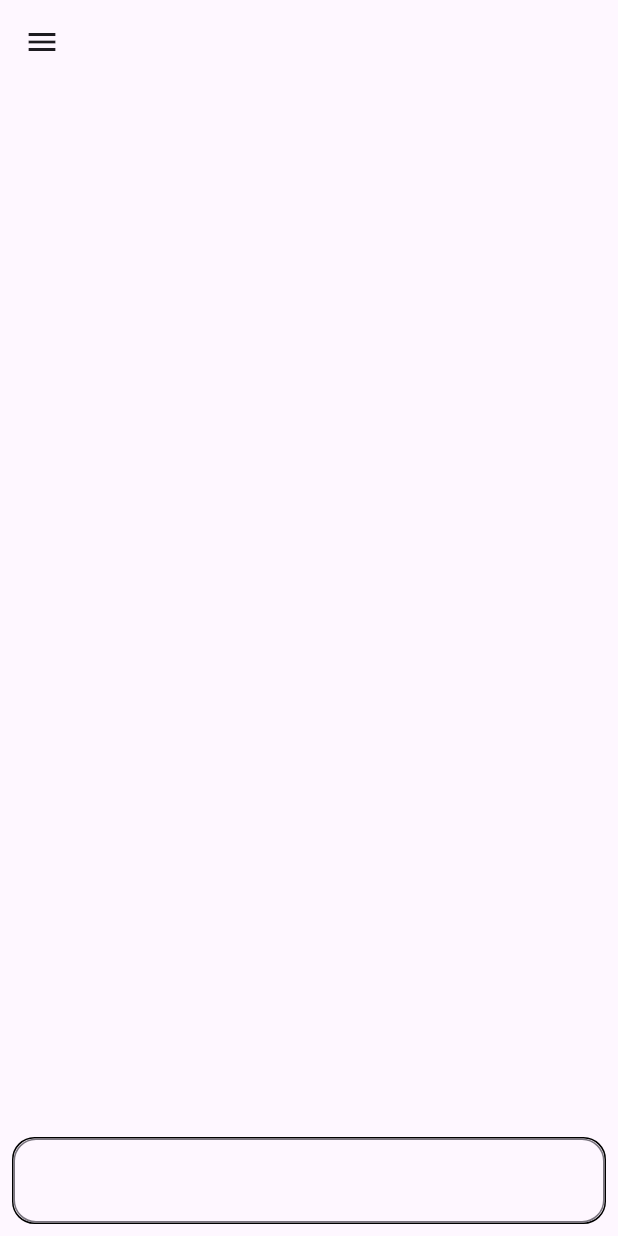
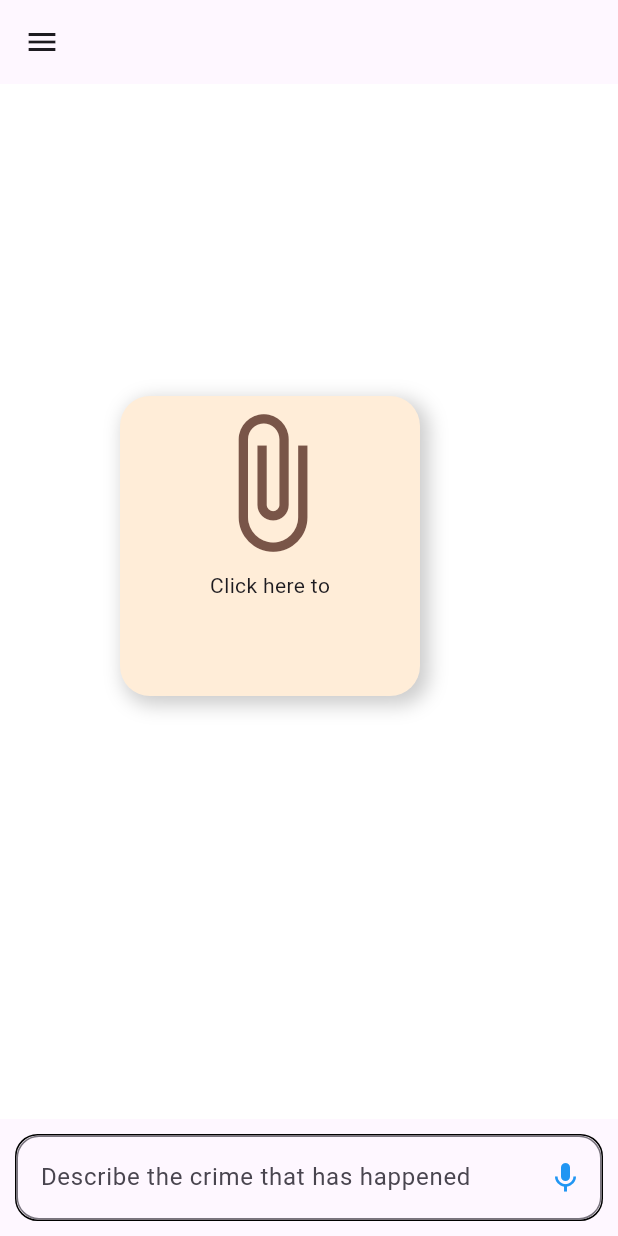
Before and after one commit to imksprateek/LexiFIR, a Flutter app: the FirAiScreen screen opened directly, on a phone screen of 412 x 824 dp. Run offline on Flutter 3.47's test engine with Material 3 defaults, Android fonts, the phone set to English and light mode, and no system bars; our stand-ins replace audioplayers, carousel_slider, shared_preferences; missing offline and left inert: hyperlink; accounts and stored records are empty.

```diff
--- a/app-client/lib/main.dart
+++ b/app-client/lib/main.dart
@@ -13,6 +13,8 @@ class MyApp extends StatelessWidget {
 
   @override
   Widget build(BuildContext context) {
-    return const MaterialApp(home: Loginscreen());
+    return const MaterialApp(
+      debugShowCheckedModeBanner: false,
+        home: Loginscreen());
   }
 }
--- a/app-client/lib/pages/fir_screen.dart
+++ b/app-client/lib/pages/fir_screen.dart
@@ -1,3 +1,4 @@
+import 'package:app_client/utils/colors.dart';
 import 'package:flutter/material.dart';
 
 final TextEditingController _ChatMessageController = TextEditingController();
@@ -19,27 +20,81 @@ class _FirAiScreenState extends State<FirAiScreen> {
           children: [Text("Chat History")],
         ),
       ),
-      body: Column(
+      body: Stack(
+        children: [
+          // Bottom input field and expanded space for content
+          Column(
             children: [
               Expanded(
-            child: Align(
-              alignment: Alignment.bottomCenter,
-              child: Padding(
-                padding: const EdgeInsets.all(8.0),
+                child: Container(
+                  // Placeholder for chat or other content
+                  color: Colors.white,
+                ),
+              ),
+              Padding(
+                padding: const EdgeInsets.all(10.0),
                 child: Container(
                   decoration: BoxDecoration(
                     borderRadius: BorderRadius.circular(15),
-                        border: Border.all(color: Colors.black)),
+                    border: Border.all(color: Colors.black),
+                  ),
                   child: TextFormField(
                     controller: _ChatMessageController,
                     decoration: InputDecoration(
+                      hintText: "Describe the crime that has happened",
                       border: OutlineInputBorder(
-                            borderRadius: BorderRadius.circular(15)),
+                        borderRadius: BorderRadius.circular(15),
                       ),
-                    )),
+                      suffixIcon: IconButton(
+                        onPressed: () {
+                          // Add functionality for the speaker icon here
+                          print("Speaker icon tapped!");
+                        },
+                        icon: Icon(Icons.mic, color: Colors.blue),
                       ),
                     ),
-          )
+                  ),
+                ),
+              ),
+            ],
+          ),
+
+          // Center container
+          Positioned(
+            bottom: 360,
+            left: 80,
+            child: Center(
+              child: Container(
+                height: 200,
+                width: 200,
+
+                decoration: BoxDecoration(
+                  color: LightBrown, // Replace with your desired color
+                  borderRadius: BorderRadius.circular(20), // Rounds the edges
+                  boxShadow: [
+                    BoxShadow(
+                      color: Colors.black.withOpacity(0.2), // Shadow color
+                      spreadRadius: 2, // How wide the shadow spreads
+                      blurRadius: 10, // The softness of the shadow
+                      offset: Offset(4, 4), // Position of the shadow
+                    ),
+                  ],
+                ), // You can replace this with any color
+                child: Center(
+                    child: Column(
+                        children: [
+                  IconButton(
+                      onPressed: () {},
+                      icon: Icon(
+                        Icons.attach_file,
+                        size: 100,
+                        color: Colors.brown,
+                      )) ,
+                          Text("Click here to")
+                ])),
+              ),
+            ),
+          ),
         ],
       ),
     );
--- a/app-client/pubspec.yaml
+++ b/app-client/pubspec.yaml
@@ -39,6 +39,8 @@ dependencies:
   http: ^1.2.2
   hyperlink: ^0.0.5
   url_launcher: ^6.3.1
+  path_provider: ^2.1.5
+  audioplayers: ^6.1.0
 
 dev_dependencies:
   flutter_test:
```
Also changed, not shown: app-client/lib/auth/SigninScreen.dart (+4 -3 lines), app-client/lib/pages/HomeScreen.dart (+21 -8 lines), app-client/lib/services/functions/CheckUserExistence.dart (added, +57 -0 lines), app-client/lib/services/functions/TexttoSpeech.dart (added, +58 -0 lines), app-client/pubspec.lock, 5 other files. Lines whose indentation alone changed are shown as unchanged.
